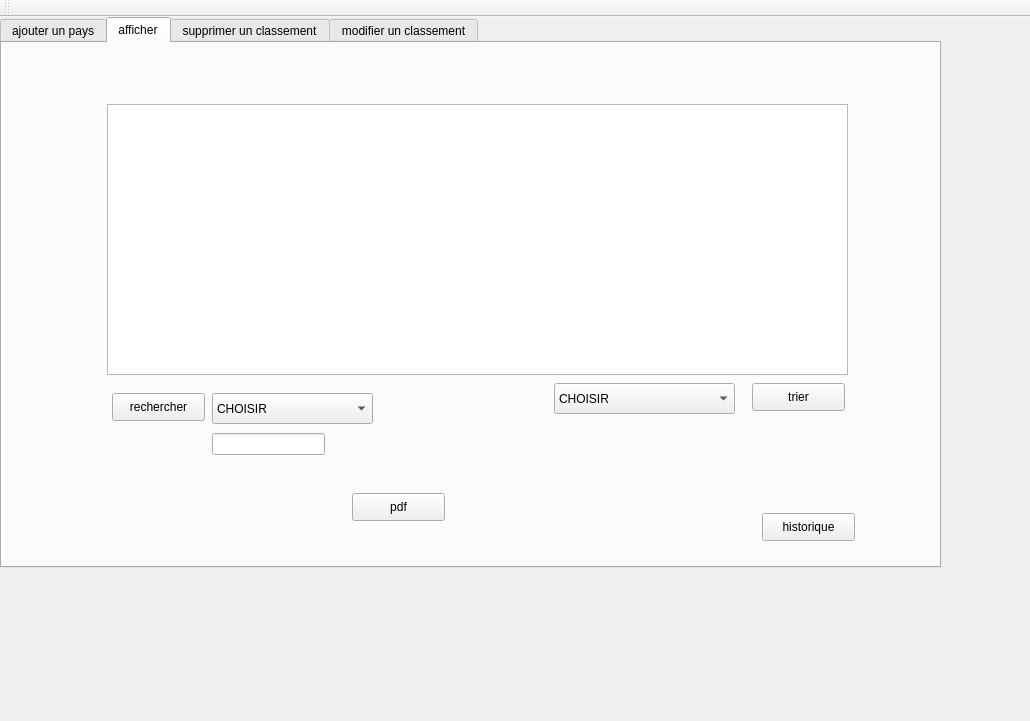
Old version of the form mainwindow.ui in the repository zakaria801/olympic-games-2A23.
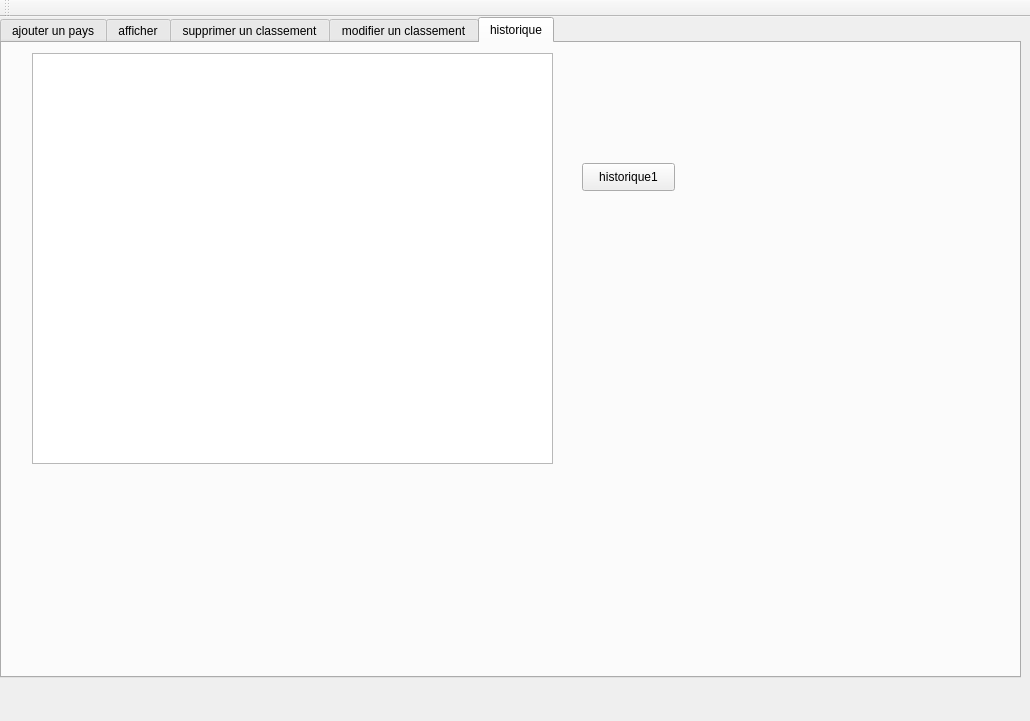
New version of the form. Icons and pictures are not drawn.

Patch:
```diff
--- a/mainwindow.ui
+++ b/mainwindow.ui
@@ -22,15 +22,15 @@
      <rect>
       <x>0</x>
       <y>0</y>
-      <width>941</width>
-      <height>551</height>
+      <width>1021</width>
+      <height>661</height>
      </rect>
     </property>
     <property name="styleSheet">
      <string notr="true">background-image: url(:/IMG/image/126899884_1814232468724026_7524869894770073441_n.png);</string>
     </property>
     <property name="currentIndex">
-     <number>1</number>
+     <number>4</number>
     </property>
     <widget class="QWidget" name="widget">
      <attribute name="title">
@@ -311,8 +311,8 @@
      <widget class="QPushButton" name="pushButton">
       <property name="geometry">
        <rect>
-        <x>350</x>
-        <y>450</y>
+        <x>410</x>
+        <y>460</y>
         <width>93</width>
         <height>28</height>
        </rect>
@@ -499,6 +499,34 @@
       </widget>
      </widget>
     </widget>
+    <widget class="QWidget" name="tab">
+     <attribute name="title">
+      <string>historique</string>
+     </attribute>
+     <widget class="QPushButton" name="pushButton_2">
+      <property name="geometry">
+       <rect>
+        <x>580</x>
+        <y>120</y>
+        <width>93</width>
+        <height>28</height>
+       </rect>
+      </property>
+      <property name="text">
+       <string>historique1</string>
+      </property>
+     </widget>
+     <widget class="QTextBrowser" name="textBrowser">
+      <property name="geometry">
+       <rect>
+        <x>30</x>
+        <y>10</y>
+        <width>521</width>
+        <height>411</height>
+       </rect>
+      </property>
+     </widget>
+    </widget>
    </widget>
   </widget>
   <widget class="QMenuBar" name="menuBar">
```
